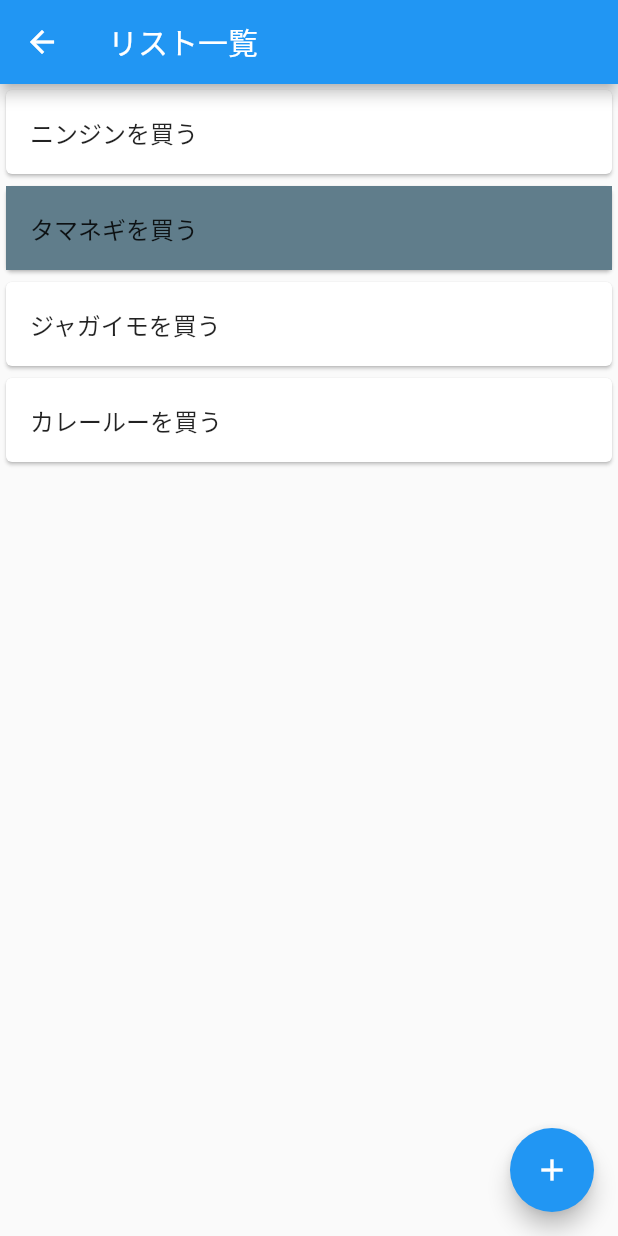
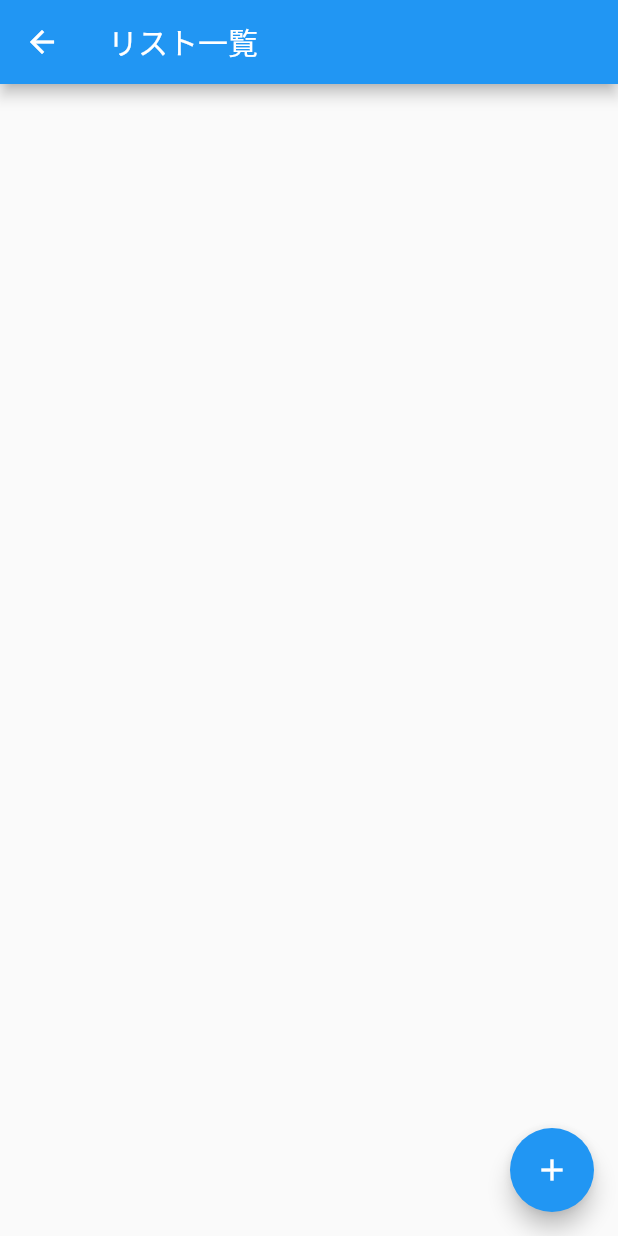
Before and after one commit to y129may9th/flutter-palyground, a Flutter app: the TodoIndexPage screen opened directly, on a phone screen of 412 x 824 dp. Run offline on Flutter 3.47's test engine with Material 2 defaults, Android fonts, the phone set to English and light mode, and no system bars; network calls fail.

Commit message:
feat: データを元にリスト一覧を表示する

```diff
--- a/lib/todo_index_page.dart
+++ b/lib/todo_index_page.dart
@@ -1,48 +1,47 @@
 import 'package:flutter/material.dart';
 
-class TodoIndexPage extends StatelessWidget {
+class TodoIndexPage extends StatefulWidget {
+  @override
+  _TodoIndexPageState createState() => _TodoIndexPageState();
+}
+
+class _TodoIndexPageState extends State<TodoIndexPage> {
+  List<String> todoList = [];
+
   @override
   Widget build(BuildContext context) {
     return Scaffold(
       appBar: AppBar(
         title: Text('リスト一覧'),
       ),
-      body: ListView(
-        children: const <Widget>[
-          Card(
+      body: ListView.builder(
+        itemCount: todoList.length,
+        itemBuilder: (context, index) {
+          return Card(
             child: ListTile(
-              title: Text('ニンジンを買う'),
+              title: Text(todoList[index]),
             ),
-          ),
-          Card(
-            child: ListTile(
-              title: Text('タマネギを買う'),
-              tileColor: Colors.blueGrey,
-            ),
-          ),
-          Card(
-            child: ListTile(
-              title: Text('ジャガイモを買う'),
-            ),
-          ),
-          Card(
-            child: ListTile(
-              title: Text('カレールーを買う'),
-            ),
-          ),
-        ],
+          );
+        },
       ),
       floatingActionButton: FloatingActionButton(
+        // "push"で新規画面に遷移
+        // リスト追加画面から渡される値を受け取る
         onPressed: () async {
           // リスト追加画面から渡される値を受け取る
           final newListText = await Navigator.push(
             context,
             MaterialPageRoute(
+              // 遷移先の画面としてリスト追加画面を指定
               builder: (context) => TodoAddPage(),
             ),
           );
           if (newListText != null) {
             print(newListText);
+            setState(() {
+              // リスト追加されたのを検知して、描画に更新が入る
+              todoList.add(newListText);
+            });
             // キャンセルした場合は newListText が null となるので注意
           }
         },
```
